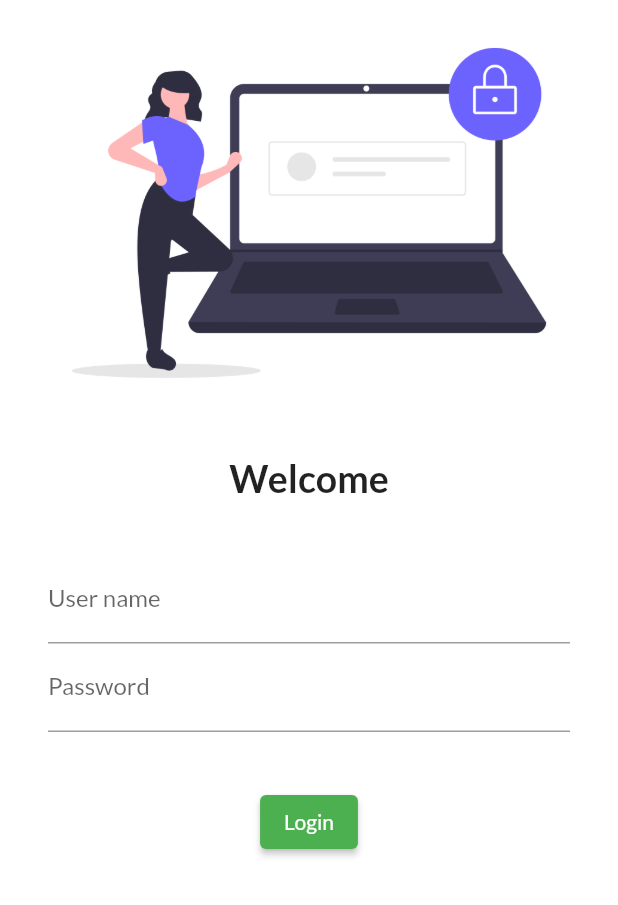
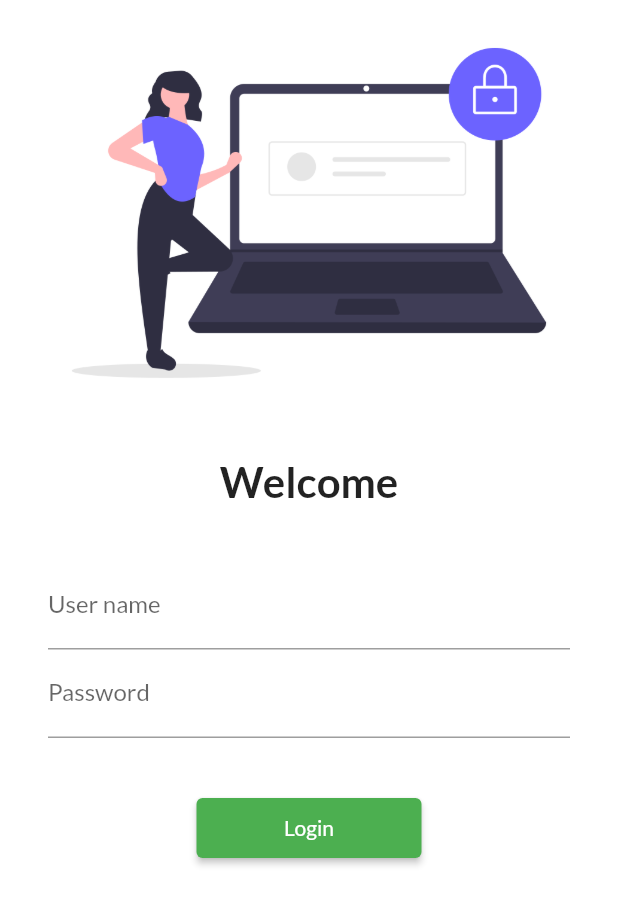
Before and after one commit to raj77600/fluterDemo, a Flutter app: the screen it shows after launch, on a phone screen of 412 x 824 dp. Shown: the top 905 px of the screen. Run offline on Flutter 3.47's test engine with Material 2 defaults, Android fonts, the phone set to English and light mode, and no system bars; our stand-ins replace google_fonts.

Commit message:
Day 5 Complate

```diff
--- a/lib/main.dart
+++ b/lib/main.dart
@@ -1,4 +1,5 @@
 import 'package:fluterdemo/pages/login_page.dart';
+import 'package:fluterdemo/utils/routs.dart';
 import 'package:flutter/material.dart';
 import 'package:google_fonts/google_fonts.dart';
 import 'pages/_homepage.dart';
@@ -12,6 +13,7 @@ class MyApp extends StatelessWidget {
   @override
   Widget build(BuildContext context) {
     return MaterialApp(
+      debugShowCheckedModeBanner: false,
 
       themeMode: ThemeMode.light,
       theme: ThemeData(
@@ -22,10 +24,12 @@ class MyApp extends StatelessWidget {
           brightness: Brightness.dark
 
       ),
-      initialRoute: "/home",
+      initialRoute:"/",
       routes: {
         "/":(context)=>Loginpage(),
-        "/login":(Context)=>Loginpage()
+        MyRouts.homegrouts:(Context)=>Homepage(),
+        MyRouts.Loggingrouts:(Context)=>Loginpage(),
+
       },
     );
   }
--- a/lib/pages/login_page.dart
+++ b/lib/pages/login_page.dart
@@ -1,5 +1,6 @@
 import 'dart:ui';
 
+import 'package:fluterdemo/utils/routs.dart';
 import 'package:flutter/cupertino.dart';
 import 'package:flutter/material.dart';
 
@@ -9,12 +10,16 @@ class Loginpage extends StatelessWidget{
   Widget build(BuildContext context) {
     return Material(
       color: Colors.white,
-      child: Column(
+
+      child:SingleChildScrollView(
+
+
+      child:Column(
         children: [
           Image.asset("assets/images/login_image.png",fit: BoxFit.cover,),
           SizedBox(height: 20,),
 
-          Text("Welcome",style: TextStyle(fontSize: 25,fontWeight: FontWeight.bold
+          Text("Welcome",style: TextStyle(fontSize: 28,fontWeight: FontWeight.bold
 
           ),
           ),
@@ -43,13 +48,13 @@ class Loginpage extends StatelessWidget{
           SizedBox(height: 20,),
           ElevatedButton(onPressed: ()
               {
-                print("dev");
+                Navigator.pushNamed(context, MyRouts.homegrouts);
               },child: Text ("Login"),
-          style: TextButton.styleFrom())
+          style: TextButton.styleFrom(minimumSize:Size (150,40)))
         ],
 
       ),
-
+      ),
 
     );
   }
--- /dev/null
+++ b/lib/utils/routs.dart
@@ -0,0 +1,4 @@
+class MyRouts{
+  static String Loggingrouts="/login";
+  static String homegrouts="/home";
+}
```
